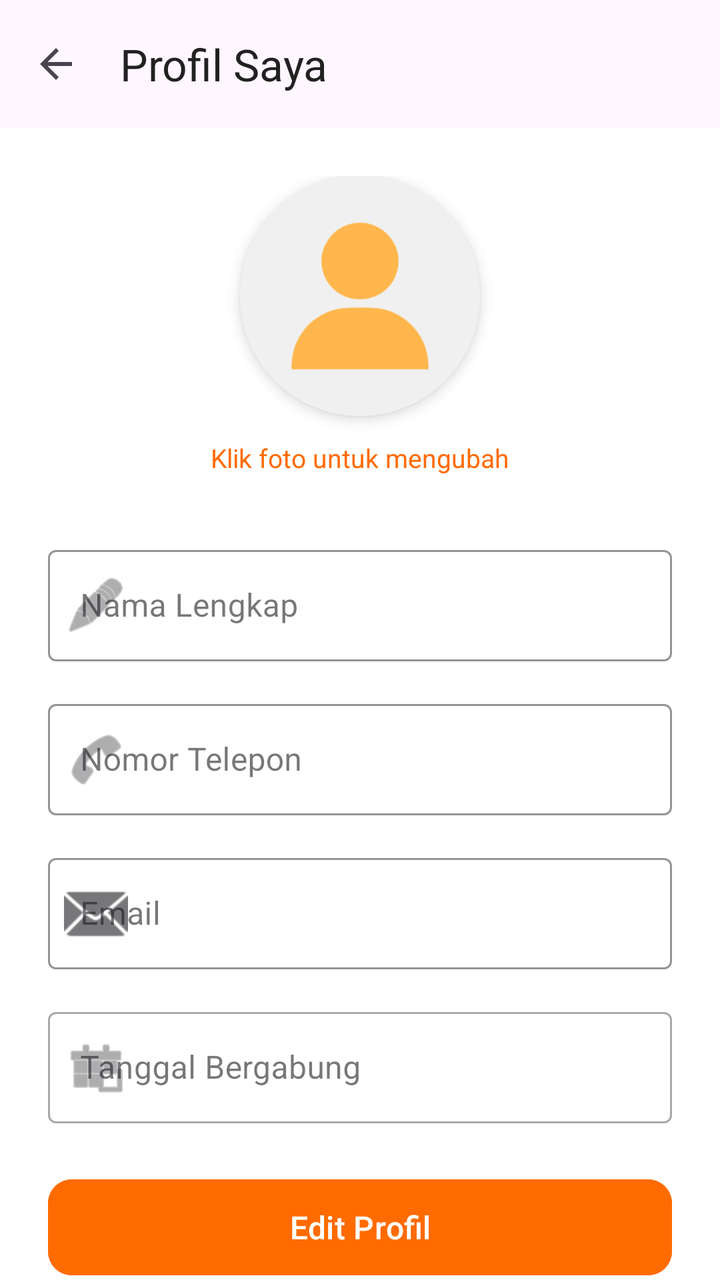
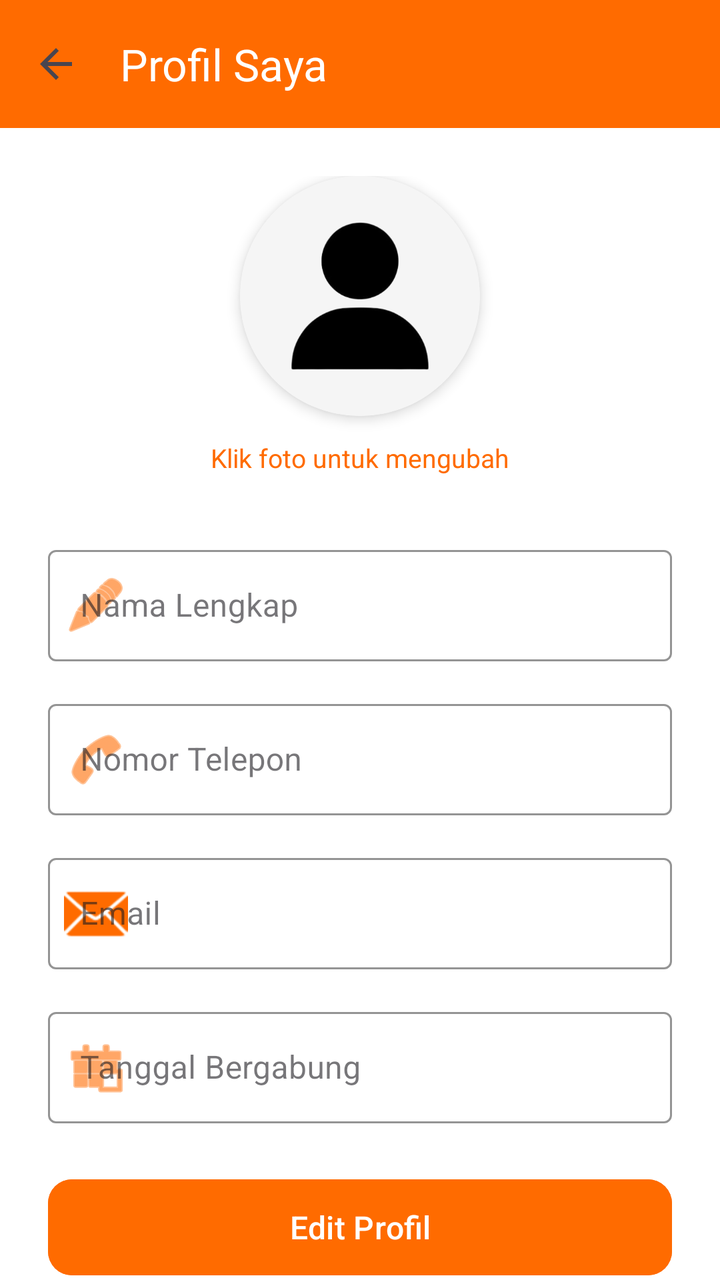

An Android layout rendered at two revisions. The XML below is the earlier revision; the diff shows what the commit changed to produce the second picture.
<!-- AndroidManifest.xml: application theme Theme.RABU -->
<!-- res/layout/activity_profile.xml -->
<?xml version="1.0" encoding="utf-8"?>
<androidx.coordinatorlayout.widget.CoordinatorLayout xmlns:android="http://schemas.android.com/apk/res/android"
    xmlns:app="http://schemas.android.com/apk/res-auto"
    xmlns:tools="http://schemas.android.com/tools"
    android:layout_width="match_parent"
    android:layout_height="match_parent"
    android:background="@color/app_background"
    android:fitsSystemWindows="true">

    <com.google.android.material.appbar.AppBarLayout
        android:layout_width="match_parent"
        android:layout_height="wrap_content"
        android:background="?attr/colorSurface"
        app:elevation="0dp">

        <androidx.appcompat.widget.Toolbar
            android:id="@+id/toolbarProfile"
            android:layout_width="match_parent"
            android:layout_height="?attr/actionBarSize"
            app:title="Profil Saya"
            app:titleTextColor="@color/app_text_main"
            app:navigationIcon="?attr/homeAsUpIndicator" />

    </com.google.android.material.appbar.AppBarLayout>

    <androidx.core.widget.NestedScrollView
        android:layout_width="match_parent"
        android:layout_height="match_parent"
        app:layout_behavior="@string/appbar_scrolling_view_behavior">

        <LinearLayout
            android:layout_width="match_parent"
            android:layout_height="wrap_content"
            android:gravity="center_horizontal"
            android:orientation="vertical"
            android:padding="24dp">

            
            <androidx.cardview.widget.CardView
                android:id="@+id/cvProfileImage"
                android:layout_width="120dp"
                android:layout_height="120dp"
                app:cardCornerRadius="60dp"
                app:cardElevation="4dp"
                android:clickable="true"
                android:focusable="true"
                android:foreground="?attr/selectableItemBackground">

                <ImageView
                    android:id="@+id/ivProfile"
                    android:layout_width="match_parent"
                    android:layout_height="match_parent"
                    android:scaleType="centerCrop"
                    android:src="@drawable/profile"
                    app:tint="@color/fox_logo_tint"
                    android:background="#F0F0F0" />
            </androidx.cardview.widget.CardView>

            <TextView
                android:layout_width="wrap_content"
                android:layout_height="wrap_content"
                android:layout_marginTop="12dp"
                android:text="Klik foto untuk mengubah"
                android:textColor="@color/primary_orange"
                android:textSize="13sp" />

            <LinearLayout
                android:layout_width="match_parent"
                android:layout_height="wrap_content"
                android:layout_marginTop="32dp"
                android:orientation="vertical">

                <com.google.android.material.textfield.TextInputLayout
                    style="@style/Widget.MaterialComponents.TextInputLayout.OutlinedBox"
                    android:layout_width="match_parent"
                    android:layout_height="wrap_content"
                    android:layout_marginBottom="16dp"
                    android:hint="Nama Lengkap"
                    app:startIconDrawable="@android:drawable/ic_menu_edit"
                    app:boxStrokeColor="@color/primary_orange"
                    app:hintTextColor="@color/primary_orange">

                    <com.google.android.material.textfield.TextInputEditText
                        android:id="@+id/etProfileName"
                        android:layout_width="match_parent"
                        android:layout_height="wrap_content"
                        android:textColor="@color/app_text_main"
                        android:alpha="1"
                        android:enabled="true"
                        android:focusable="false"
                        android:focusableInTouchMode="false" />
                </com.google.android.material.textfield.TextInputLayout>

                <com.google.android.material.textfield.TextInputLayout
                    style="@style/Widget.MaterialComponents.TextInputLayout.OutlinedBox"
                    android:layout_width="match_parent"
                    android:layout_height="wrap_content"
                    android:layout_marginBottom="16dp"
                    android:hint="Nomor Telepon"
                    app:startIconDrawable="@android:drawable/ic_menu_call"
                    app:boxStrokeColor="@color/primary_orange">

                    <com.google.android.material.textfield.TextInputEditText
                        android:id="@+id/etProfilePhone"
                        android:layout_width="match_parent"
                        android:layout_height="wrap_content"
                        android:textColor="@color/app_text_main"
                        android:alpha="1"
                        android:enabled="true"
                        android:focusable="false"
                        android:focusableInTouchMode="false" />
                </com.google.android.material.textfield.TextInputLayout>

                <com.google.android.material.textfield.TextInputLayout
                    style="@style/Widget.MaterialComponents.TextInputLayout.OutlinedBox"
                    android:layout_width="match_parent"
                    android:layout_height="wrap_content"
                    android:layout_marginBottom="16dp"
                    android:hint="Email"
                    app:startIconDrawable="@android:drawable/ic_dialog_email"
                    app:boxStrokeColor="@color/primary_orange">

                    <com.google.android.material.textfield.TextInputEditText
                        android:id="@+id/etProfileEmail"
                        android:layout_width="match_parent"
                        android:layout_height="wrap_content"
                        android:textColor="@color/app_text_main"
                        android:alpha="1"
                        android:enabled="true"
                        android:focusable="false"
                        android:focusableInTouchMode="false" />
                </com.google.android.material.textfield.TextInputLayout>

                <com.google.android.material.textfield.TextInputLayout
                    style="@style/Widget.MaterialComponents.TextInputLayout.OutlinedBox"
                    android:layout_width="match_parent"
                    android:layout_height="wrap_content"
                    android:layout_marginBottom="24dp"
                    android:hint="Tanggal Bergabung"
                    app:startIconDrawable="@android:drawable/ic_menu_today">

                    <com.google.android.material.textfield.TextInputEditText
                        android:id="@+id/etProfileJoinDate"
                        android:layout_width="match_parent"
                        android:layout_height="wrap_content"
                        android:textColor="@color/app_text_main"
                        android:alpha="1"
                        android:enabled="true"
                        android:focusable="false"
                        android:focusableInTouchMode="false" />
                </com.google.android.material.textfield.TextInputLayout>

                <com.google.android.material.button.MaterialButton
                    android:id="@+id/btnEditProfile"
                    android:layout_width="match_parent"
                    android:layout_height="56dp"
                    android:backgroundTint="@color/primary_orange"
                    android:text="Edit Profil"
                    android:textAllCaps="false"
                    android:textSize="16sp"
                    app:cornerRadius="12dp" />

            </LinearLayout>
        </LinearLayout>
    </androidx.core.widget.NestedScrollView>

</androidx.coordinatorlayout.widget.CoordinatorLayout>
<!-- resources referenced by this layout -->
<resources>
  <color name="app_background">#FFFFFF</color>
  <color name="app_text_main">#212121</color>
  <color name="fox_logo_tint">#FFB74D</color>
  <color name="primary_orange">#FF6B00</color>
  <!-- drawable profile: png bitmap (drawable, 30208 bytes) -->
  <style name="Theme.RABU" parent="Base.Theme.RABU" />
  <style name="Base.Theme.RABU" parent="Theme.Material3.DayNight.NoActionBar">
          
          <item name="colorPrimary">@color/primary_orange</item>
          <item name="colorPrimaryVariant">@color/primary_orange_dark</item>
          <item name="colorSecondary">@color/primary_orange_light</item>
  
          
          <item name="android:statusBarColor">@color/app_background</item>
          <item name="android:windowLightStatusBar">true</item>
  
          
          <item name="android:windowBackground">@color/app_background</item>
      </style>
  <color name="primary_orange_dark">#E65100</color>
  <color name="primary_orange_light">#FFB74D</color>
</resources>

<!-- the commit's change to res/layout/activity_profile.xml (unified diff, before → after) -->
@@ -7,25 +7,30 @@
     android:background="@color/app_background"
     android:fitsSystemWindows="true">
 
+    
     <com.google.android.material.appbar.AppBarLayout
         android:layout_width="match_parent"
         android:layout_height="wrap_content"
-        android:background="?attr/colorSurface"
+        android:background="@color/primary_orange"
+        app:liftOnScroll="false"
         app:elevation="0dp">
 
         <androidx.appcompat.widget.Toolbar
             android:id="@+id/toolbarProfile"
             android:layout_width="match_parent"
             android:layout_height="?attr/actionBarSize"
+            android:background="@color/primary_orange"
             app:title="Profil Saya"
-            app:titleTextColor="@color/app_text_main"
-            app:navigationIcon="?attr/homeAsUpIndicator" />
+            app:titleTextColor="@color/white"
+            app:navigationIcon="?attr/homeAsUpIndicator"
+            app:navigationIconTint="@color/white" />
 
     </com.google.android.material.appbar.AppBarLayout>
 
     <androidx.core.widget.NestedScrollView
         android:layout_width="match_parent"
         android:layout_height="match_parent"
+        android:fillViewport="true"
         app:layout_behavior="@string/appbar_scrolling_view_behavior">
 
         <LinearLayout
@@ -52,8 +57,7 @@
                     android:layout_height="match_parent"
                     android:scaleType="centerCrop"
                     android:src="@drawable/profile"
-                    app:tint="@color/fox_logo_tint"
-                    android:background="#F0F0F0" />
+                    android:background="@color/app_surface" />
             </androidx.cardview.widget.CardView>
 
             <TextView
@@ -78,7 +82,8 @@
                     android:hint="Nama Lengkap"
                     app:startIconDrawable="@android:drawable/ic_menu_edit"
                     app:boxStrokeColor="@color/primary_orange"
-                    app:hintTextColor="@color/primary_orange">
+                    app:hintTextColor="@color/primary_orange"
+                    app:startIconTint="@color/primary_orange">
 
                     <com.google.android.material.textfield.TextInputEditText
                         android:id="@+id/etProfileName"
@@ -86,9 +91,7 @@
                         android:layout_height="wrap_content"
                         android:textColor="@color/app_text_main"
                         android:alpha="1"
-                        android:enabled="true"
-                        android:focusable="false"
-                        android:focusableInTouchMode="false" />
+                        android:enabled="false" />
                 </com.google.android.material.textfield.TextInputLayout>
 
                 <com.google.android.material.textfield.TextInputLayout
@@ -98,17 +101,19 @@
                     android:layout_marginBottom="16dp"
                     android:hint="Nomor Telepon"
                     app:startIconDrawable="@android:drawable/ic_menu_call"
-                    app:boxStrokeColor="@color/primary_orange">
+                    app:boxStrokeColor="@color/primary_orange"
+                    app:hintTextColor="@color/primary_orange"
+                    app:startIconTint="@color/primary_orange">
 
                     <com.google.android.material.textfield.TextInputEditText
                         android:id="@+id/etProfilePhone"
                         android:layout_width="match_parent"
                         android:layout_height="wrap_content"
+                        android:inputType="phone"
+                        android:digits="0123456789"
                         android:textColor="@color/app_text_main"
                         android:alpha="1"
-                        android:enabled="true"
-                        android:focusable="false"
-                        android:focusableInTouchMode="false" />
+                        android:enabled="false" />
                 </com.google.android.material.textfield.TextInputLayout>
 
                 <com.google.android.material.textfield.TextInputLayout
@@ -118,7 +123,9 @@
                     android:layout_marginBottom="16dp"
                     android:hint="Email"
                     app:startIconDrawable="@android:drawable/ic_dialog_email"
-                    app:boxStrokeColor="@color/primary_orange">
+                    app:boxStrokeColor="@color/primary_orange"
+                    app:hintTextColor="@color/primary_orange"
+                    app:startIconTint="@color/primary_orange">
 
                     <com.google.android.material.textfield.TextInputEditText
                         android:id="@+id/etProfileEmail"
@@ -126,9 +133,7 @@
                         android:layout_height="wrap_content"
                         android:textColor="@color/app_text_main"
                         android:alpha="1"
-                        android:enabled="true"
-                        android:focusable="false"
-                        android:focusableInTouchMode="false" />
+                        android:enabled="false" />
                 </com.google.android.material.textfield.TextInputLayout>
 
                 <com.google.android.material.textfield.TextInputLayout
@@ -137,7 +142,10 @@
                     android:layout_height="wrap_content"
                     android:layout_marginBottom="24dp"
                     android:hint="Tanggal Bergabung"
-                    app:startIconDrawable="@android:drawable/ic_menu_today">
+                    app:startIconDrawable="@android:drawable/ic_menu_today"
+                    app:boxStrokeColor="@color/primary_orange"
+                    app:hintTextColor="@color/primary_orange"
+                    app:startIconTint="@color/primary_orange">
 
                     <com.google.android.material.textfield.TextInputEditText
                         android:id="@+id/etProfileJoinDate"
@@ -145,7 +153,7 @@
                         android:layout_height="wrap_content"
                         android:textColor="@color/app_text_main"
                         android:alpha="1"
-                        android:enabled="true"
+                        android:enabled="false"
                         android:focusable="false"
                         android:focusableInTouchMode="false" />
                 </com.google.android.material.textfield.TextInputLayout>
<!-- resource entries referenced after the edit -->
@@ -1,9 +1,10 @@
 <!-- resources referenced by this layout -->
 <resources>
   <color name="app_background">#FFFFFF</color>
+  <color name="app_surface">#F5F5F5</color>
   <color name="app_text_main">#212121</color>
-  <color name="fox_logo_tint">#FFB74D</color>
   <color name="primary_orange">#FF6B00</color>
+  <color name="white">#FFFFFF</color>
   <!-- drawable profile: png bitmap (drawable, 30208 bytes) -->
   <style name="Theme.RABU" parent="Base.Theme.RABU" />
   <style name="Base.Theme.RABU" parent="Theme.Material3.DayNight.NoActionBar">
